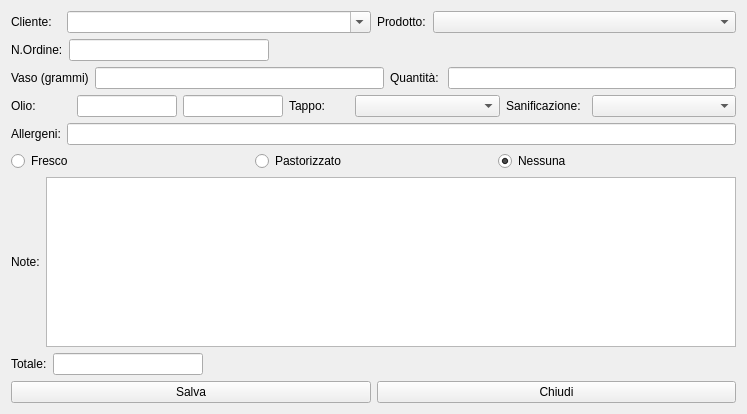
First picture: the form in hwpmanager.ui, repository fblabs/hamlet-mod-sancon, before the edit.
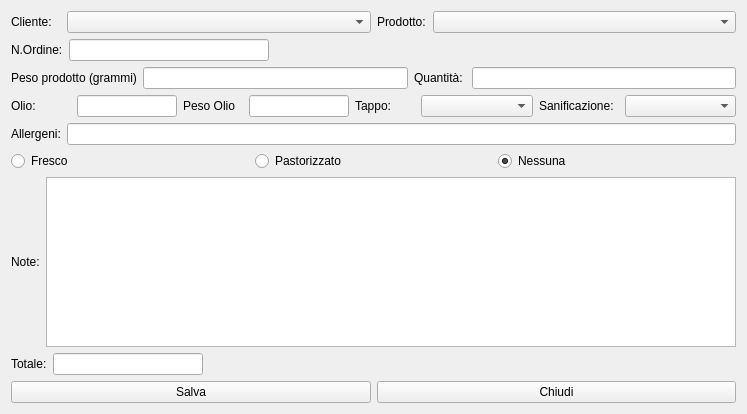
Second picture: the form after the edit. Icons and pictures are not drawn.

```diff
--- a/hwpmanager.ui
+++ b/hwpmanager.ui
@@ -36,13 +36,6 @@
        </property>
       </widget>
      </item>
-     <item row="0" column="1">
-      <widget class="QComboBox" name="cbCliente">
-       <property name="editable">
-        <bool>true</bool>
-       </property>
-      </widget>
-     </item>
      <item row="0" column="2">
       <widget class="QLabel" name="label_3">
        <property name="maximumSize">
@@ -59,6 +52,9 @@
      <item row="0" column="3">
       <widget class="QComboBox" name="cbProdotto"/>
      </item>
+     <item row="0" column="1">
+      <widget class="QComboBox" name="cbCliente"/>
+     </item>
     </layout>
    </item>
    <item>
@@ -87,13 +83,10 @@
      <item row="0" column="0">
       <widget class="QLabel" name="label_4">
        <property name="text">
-        <string>Vaso (grammi)</string>
+        <string>Peso prodotto (grammi)</string>
        </property>
       </widget>
      </item>
-     <item row="0" column="1">
-      <widget class="QLineEdit" name="leVaso"/>
-     </item>
      <item row="0" column="2">
       <widget class="QLabel" name="label">
        <property name="text">
@@ -101,6 +94,9 @@
        </property>
       </widget>
      </item>
+     <item row="0" column="1">
+      <widget class="QLineEdit" name="leVaso"/>
+     </item>
      <item row="0" column="3">
       <widget class="QLineEdit" name="leQuant"/>
      </item>
@@ -118,6 +114,16 @@
        </property>
       </widget>
      </item>
+     <item row="0" column="3">
+      <widget class="QLineEdit" name="leSpecOlio">
+       <property name="maximumSize">
+        <size>
+         <width>100</width>
+         <height>16777215</height>
+        </size>
+       </property>
+      </widget>
+     </item>
      <item row="0" column="0">
       <widget class="QLabel" name="label_6">
        <property name="maximumSize">
@@ -131,10 +137,23 @@
        </property>
       </widget>
      </item>
-     <item row="0" column="6">
+     <item row="0" column="7">
       <widget class="QComboBox" name="cbSanty"/>
      </item>
-     <item row="0" column="5">
+     <item row="0" column="4">
+      <widget class="QLabel" name="label_5">
+       <property name="maximumSize">
+        <size>
+         <width>60</width>
+         <height>16777215</height>
+        </size>
+       </property>
+       <property name="text">
+        <string>Tappo:</string>
+       </property>
+      </widget>
+     </item>
+     <item row="0" column="6">
       <widget class="QLabel" name="label_8">
        <property name="maximumSize">
         <size>
@@ -147,30 +166,20 @@
        </property>
       </widget>
      </item>
-     <item row="0" column="3">
-      <widget class="QLabel" name="label_5">
-       <property name="maximumSize">
-        <size>
-         <width>60</width>
-         <height>16777215</height>
-        </size>
-       </property>
-       <property name="text">
-        <string>Tappo:</string>
-       </property>
-      </widget>
-     </item>
-     <item row="0" column="4">
+     <item row="0" column="5">
       <widget class="QComboBox" name="cbTappo"/>
      </item>
      <item row="0" column="2">
-      <widget class="QLineEdit" name="leSpecOlio">
+      <widget class="QLabel" name="label_12">
        <property name="maximumSize">
         <size>
-         <width>100</width>
+         <width>60</width>
          <height>16777215</height>
         </size>
        </property>
+       <property name="text">
+        <string>Peso Olio</string>
+       </property>
       </widget>
      </item>
     </layout>
```
Left out of the diff: 19 changed lines with no effect on the pictures.
